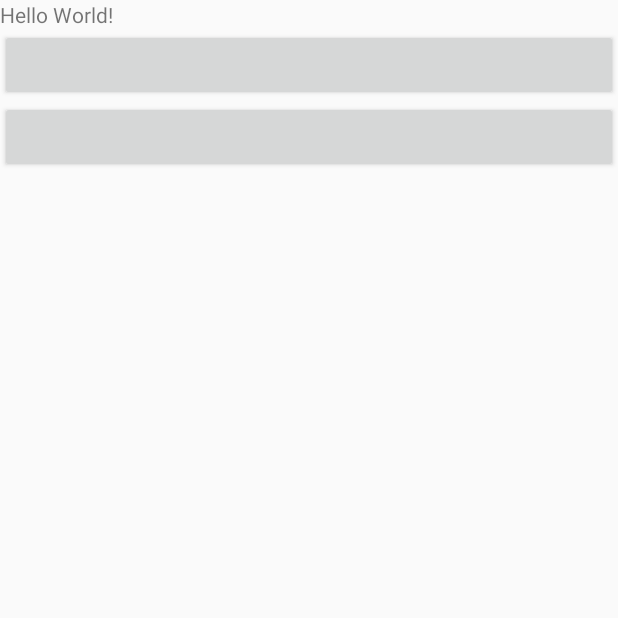
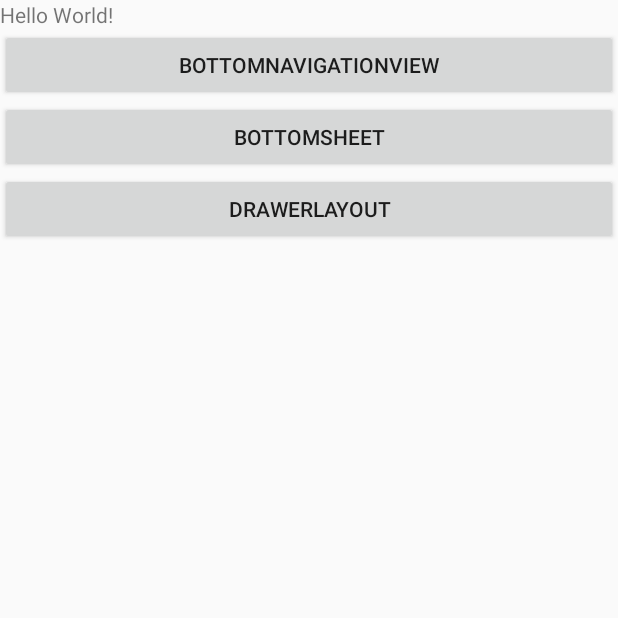
Before and after one commit to 1825492258/MyBottomNavigation, an Android app: the screen it shows after launch (MainActivity), on a phone screen of 412 x 824 dp, the top half of it. Run offline under Robolectric (Android 15) with nearby library versions, the phone set to English and light mode, and no system bars.

Commit message:
添加DrawerLayout的简单的使用

```diff
--- a/app/src/main/AndroidManifest.xml
+++ b/app/src/main/AndroidManifest.xml
@@ -17,7 +17,8 @@
             </intent-filter>
         </activity>
         <activity android:name=".activity.OneActivity" />
-        <activity android:name=".activity.TwoActivity"></activity>
+        <activity android:name=".activity.TwoActivity" />
+        <activity android:name=".activity.ThreeActivity"></activity>
     </application>
 
 </manifest>
--- a/app/src/main/java/com/item/nagigation/MainActivity.java
+++ b/app/src/main/java/com/item/nagigation/MainActivity.java
@@ -6,6 +6,7 @@ import android.os.Bundle;
 import android.view.View;
 
 import com.item.nagigation.activity.OneActivity;
+import com.item.nagigation.activity.ThreeActivity;
 import com.item.nagigation.activity.TwoActivity;
 
 public class MainActivity extends AppCompatActivity implements View.OnClickListener {
@@ -16,6 +17,7 @@ public class MainActivity extends AppCompatActivity implements View.OnClickListe
         setContentView(R.layout.activity_main);
         findViewById(R.id.btn_one).setOnClickListener(this);
         findViewById(R.id.btn_two).setOnClickListener(this);
+        findViewById(R.id.btn_three).setOnClickListener(this);
     }
 
     @Override
@@ -27,6 +29,9 @@ public class MainActivity extends AppCompatActivity implements View.OnClickListe
             case R.id.btn_two:
                 startActivity(new Intent(this, TwoActivity.class));
                 break;
+            case R.id.btn_three:
+                startActivity(new Intent(this, ThreeActivity.class));
+                break;
         }
     }
 }
--- a/app/src/main/java/com/item/nagigation/activity/TwoActivity.java
+++ b/app/src/main/java/com/item/nagigation/activity/TwoActivity.java
@@ -14,6 +14,7 @@ import com.item.nagigation.view.BottomFragment;
  * app:behavior_hideable="true" // 表示BottomSheet 完全隐藏，默认为false
  * app:behavior_peekHeight="50dp" // 当为STATE_COLLAPSED（折叠）状态的时候bottom sheet残留的高度，默认为0
  * app:layout_behavior="@string/bottom_sheet_behavior"
+ *
  * BottomSheet 有以下5种状态
  * STATE_COLLAPSED:磨人的折叠状态 显示高度可以通过app:behavior_peekHeight 设置
  * STATE_DRAGGING:过渡状态，此时用户正在向上或者向下拖动bottom sheet
--- a/app/src/main/res/layout/activity_main.xml
+++ b/app/src/main/res/layout/activity_main.xml
@@ -15,12 +15,22 @@
         app:layout_constraintLeft_toLeftOf="parent"
         app:layout_constraintRight_toRightOf="parent"
         app:layout_constraintTop_toTopOf="parent" />
+
     <Button
+        android:id="@+id/btn_one"
         android:layout_width="match_parent"
-        android:id="@+id/btn_one"
-        android:layout_height="wrap_content" />
+        android:layout_height="wrap_content"
+        android:text="BottomNavigationView" />
+
     <Button
+        android:id="@+id/btn_two"
         android:layout_width="match_parent"
-        android:id="@+id/btn_two"
-        android:layout_height="wrap_content" />
+        android:layout_height="wrap_content"
+        android:text="BottomSheet" />
+
+    <Button
+        android:id="@+id/btn_three"
+        android:layout_width="match_parent"
+        android:layout_height="wrap_content"
+        android:text="DrawerLayout" />
 </LinearLayout>
--- a/app/src/main/res/layout/activity_two.xml
+++ b/app/src/main/res/layout/activity_two.xml
@@ -16,7 +16,6 @@
     <LinearLayout
         android:layout_width="match_parent"
         android:layout_height="wrap_content"
-        android:background="@color/colorAccent"
         android:orientation="vertical"
         app:layout_behavior="@string/appbar_scrolling_view_behavior">
 
--- a/app/src/main/res/values/strings.xml
+++ b/app/src/main/res/values/strings.xml
@@ -4,4 +4,7 @@
     <string name="title_home">Active</string>
     <string name="title_group">Group</string>
     <string name="title_contact">Contact</string>
+
+    <string name="navigation_drawer_open">Open navigation drawer</string>
+    <string name="navigation_drawer_close">Close navigation drawer</string>
 </resources>
```
Also changed, not shown: app/src/main/java/com/item/nagigation/activity/ThreeActivity.java (added, +41 -0 lines), app/src/main/res/layout/activity_three.xml (added, +21 -0 lines), app/src/main/res/layout/layout_main.xml (added, +40 -0 lines), 1 other file.
